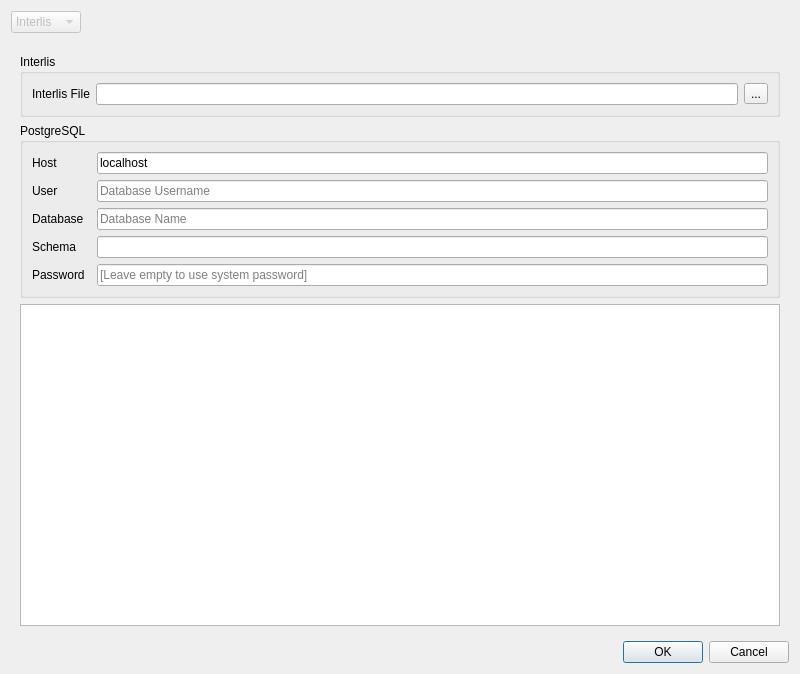
Before: the Qt Designer form projectgenerator/ui/generate_project.ui in opengisch/QgisModelBaker, drawn with Qt 5.
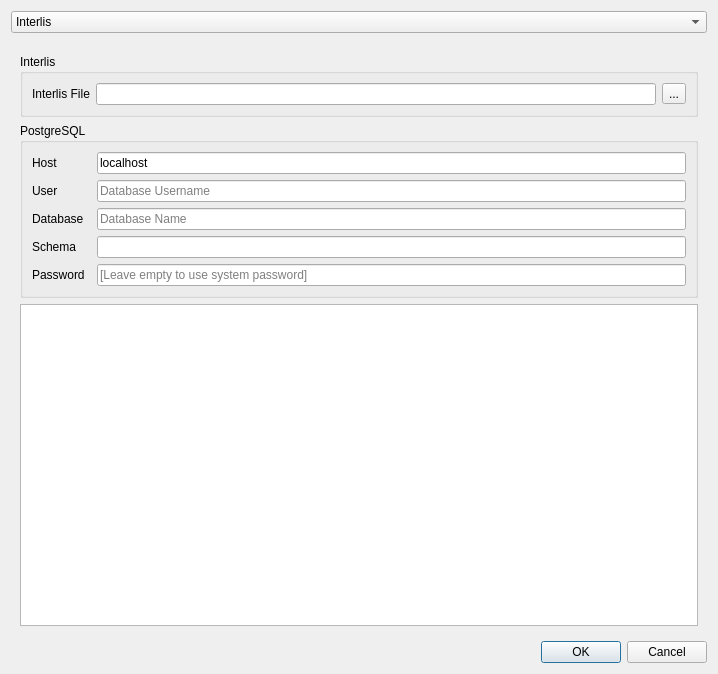
After: the same form once the commit is applied.

Commit message: Allow importing without interlis file

```diff
--- a/projectgenerator/ui/generate_project.ui
+++ b/projectgenerator/ui/generate_project.ui
@@ -6,7 +6,7 @@
    <rect>
     <x>0</x>
     <y>0</y>
-    <width>800</width>
+    <width>718</width>
     <height>674</height>
    </rect>
   </property>
@@ -14,36 +14,6 @@
    <string>Import Interlis</string>
   </property>
   <layout class="QGridLayout" name="gridLayout">
-   <item row="0" column="0">
-    <widget class="QComboBox" name="comboBox">
-     <property name="enabled">
-      <bool>false</bool>
-     </property>
-     <item>
-      <property name="text">
-       <string>Interlis</string>
-      </property>
-     </item>
-     <item>
-      <property name="text">
-       <string>Postgis</string>
-      </property>
-     </item>
-    </widget>
-   </item>
-   <item row="0" column="1">
-    <spacer name="horizontalSpacer">
-     <property name="orientation">
-      <enum>Qt::Horizontal</enum>
-     </property>
-     <property name="sizeHint" stdset="0">
-      <size>
-       <width>40</width>
-       <height>20</height>
-      </size>
-     </property>
-    </spacer>
-   </item>
    <item row="1" column="0" colspan="2">
     <widget class="QStackedWidget" name="stackedWidget">
      <widget class="QWidget" name="page">
@@ -206,6 +176,20 @@
      </property>
     </widget>
    </item>
+   <item row="0" column="0" colspan="2">
+    <widget class="QComboBox" name="type_combo_box">
+     <item>
+      <property name="text">
+       <string>Interlis</string>
+      </property>
+     </item>
+     <item>
+      <property name="text">
+       <string>Postgis</string>
+      </property>
+     </item>
+    </widget>
+   </item>
   </layout>
  </widget>
  <tabstops>
```
Left out of the diff: 5 changed lines with no effect on the pictures. The commit also changes 2 other files.
